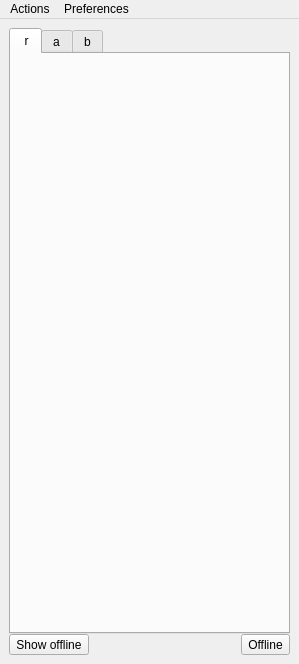
Qt form widgets/mainWindow.ui (xmpp-graveyard/jabbim) before a commit.
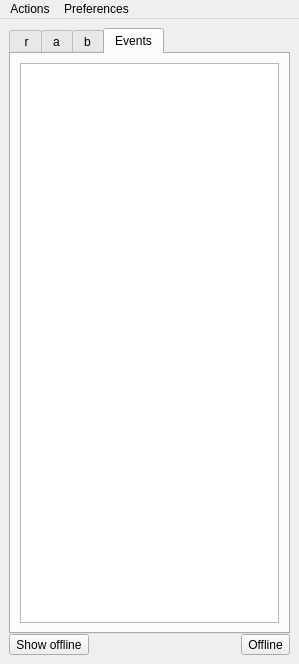
The same form after that commit. Icons and pictures are not drawn.

```diff
--- a/widgets/mainWindow.ui
+++ b/widgets/mainWindow.ui
@@ -203,7 +203,7 @@
         <item row="0" column="0" >
          <widget class="QTabWidget" name="tabWidget" >
           <property name="currentIndex" >
-           <number>0</number>
+           <number>3</number>
           </property>
           <widget class="QWidget" name="rosterTab" >
            <attribute name="title" >
@@ -465,6 +465,22 @@
             </item>
            </layout>
           </widget>
+          <widget class="QWidget" name="eventsTab" >
+           <attribute name="title" >
+            <string>Events</string>
+           </attribute>
+           <layout class="QGridLayout" >
+            <property name="margin" >
+             <number>9</number>
+            </property>
+            <property name="spacing" >
+             <number>6</number>
+            </property>
+            <item row="0" column="0" >
+             <widget class="QListWidget" name="eventsListWidget" />
+            </item>
+           </layout>
+          </widget>
          </widget>
         </item>
         <item row="1" column="0" >
```
